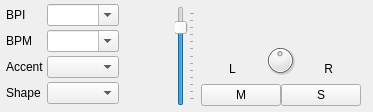
Above: src/gui/NinjamPanel.ui from elieserdejesus/JamTaba before the change. Below: the same form after it.
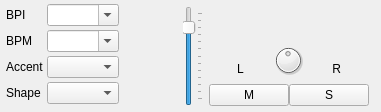
That is the form after the change. Icons and pictures are not drawn. Custom widgets are drawn as their Qt base class.

Diff of the .ui file:
```diff
--- a/src/gui/NinjamPanel.ui
+++ b/src/gui/NinjamPanel.ui
@@ -2,6 +2,14 @@
 <ui version="4.0">
  <class>NinjamPanel</class>
  <widget class="QWidget" name="NinjamPanel">
+  <property name="geometry">
+   <rect>
+    <x>0</x>
+    <y>0</y>
+    <width>381</width>
+    <height>112</height>
+   </rect>
+  </property>
   <property name="windowTitle">
    <string>Form</string>
   </property>
```
Left out of the diff: 30 changed lines with no effect on the pictures.
